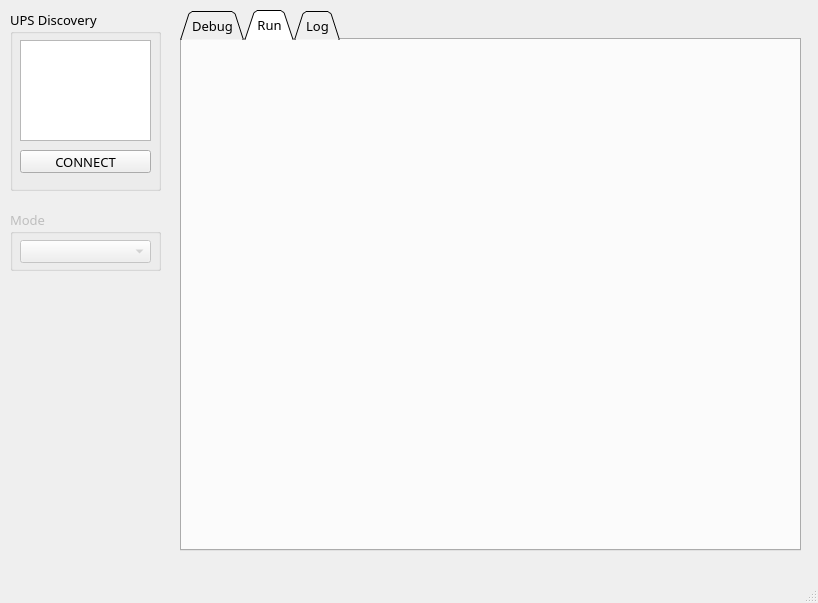
Before: the Qt Designer form python/gui.ui in lab-instruments/ups_python, drawn with Qt 5.
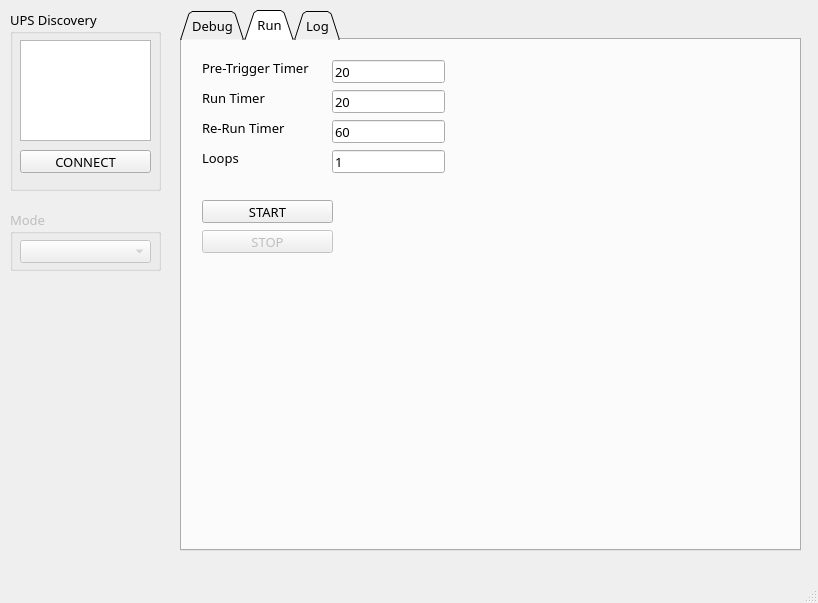
After: the same form once the commit is applied. The open tabs and pages were chosen to show the change.

```diff
--- a/python/gui.ui
+++ b/python/gui.ui
@@ -234,6 +234,139 @@
      <attribute name="title">
       <string>Run</string>
      </attribute>
+     <widget class="QLabel" name="label_4">
+      <property name="geometry">
+       <rect>
+        <x>20</x>
+        <y>20</y>
+        <width>111</width>
+        <height>16</height>
+       </rect>
+      </property>
+      <property name="text">
+       <string>Pre-Trigger Timer</string>
+      </property>
+     </widget>
+     <widget class="QLineEdit" name="runPreTrigTimerValue">
+      <property name="geometry">
+       <rect>
+        <x>150</x>
+        <y>20</y>
+        <width>113</width>
+        <height>23</height>
+       </rect>
+      </property>
+      <property name="text">
+       <string>20</string>
+      </property>
+     </widget>
+     <widget class="QPushButton" name="runStart">
+      <property name="geometry">
+       <rect>
+        <x>20</x>
+        <y>160</y>
+        <width>131</width>
+        <height>23</height>
+       </rect>
+      </property>
+      <property name="text">
+       <string>START</string>
+      </property>
+     </widget>
+     <widget class="QLineEdit" name="runTimerValue">
+      <property name="geometry">
+       <rect>
+        <x>150</x>
+        <y>50</y>
+        <width>113</width>
+        <height>23</height>
+       </rect>
+      </property>
+      <property name="text">
+       <string>20</string>
+      </property>
+     </widget>
+     <widget class="QLabel" name="label_5">
+      <property name="geometry">
+       <rect>
+        <x>20</x>
+        <y>50</y>
+        <width>111</width>
+        <height>16</height>
+       </rect>
+      </property>
+      <property name="text">
+       <string>Run Timer</string>
+      </property>
+     </widget>
+     <widget class="QLabel" name="label_6">
+      <property name="geometry">
+       <rect>
+        <x>20</x>
+        <y>80</y>
+        <width>111</width>
+        <height>16</height>
+       </rect>
+      </property>
+      <property name="text">
+       <string>Re-Run Timer</string>
+      </property>
+     </widget>
+     <widget class="QLineEdit" name="runLoopTimerValue">
+      <property name="geometry">
+       <rect>
+        <x>150</x>
+        <y>80</y>
+        <width>113</width>
+        <height>23</height>
+       </rect>
+      </property>
+      <property name="text">
+       <string>60</string>
+      </property>
+     </widget>
+     <widget class="QPushButton" name="runStop">
+      <property name="enabled">
+       <bool>false</bool>
+      </property>
+      <property name="geometry">
+       <rect>
+        <x>20</x>
+        <y>190</y>
+        <width>131</width>
+        <height>23</height>
+       </rect>
+      </property>
+      <property name="text">
+       <string>STOP</string>
+      </property>
+     </widget>
+     <widget class="QLabel" name="label_7">
+      <property name="geometry">
+       <rect>
+        <x>20</x>
+        <y>110</y>
+        <width>111</width>
+        <height>16</height>
+       </rect>
+      </property>
+      <property name="text">
+       <string>Loops</string>
+      </property>
+     </widget>
+     <widget class="QLineEdit" name="runNumLoopsValue">
+      <property name="geometry">
+       <rect>
+        <x>150</x>
+        <y>110</y>
+        <width>113</width>
+        <height>23</height>
+       </rect>
+      </property>
+      <property name="text">
+       <string>1</string>
+      </property>
+     </widget>
     </widget>
     <widget class="QWidget" name="tabLog">
      <attribute name="title">
```
Left out of the diff: 2 changed lines with no effect on the pictures.
